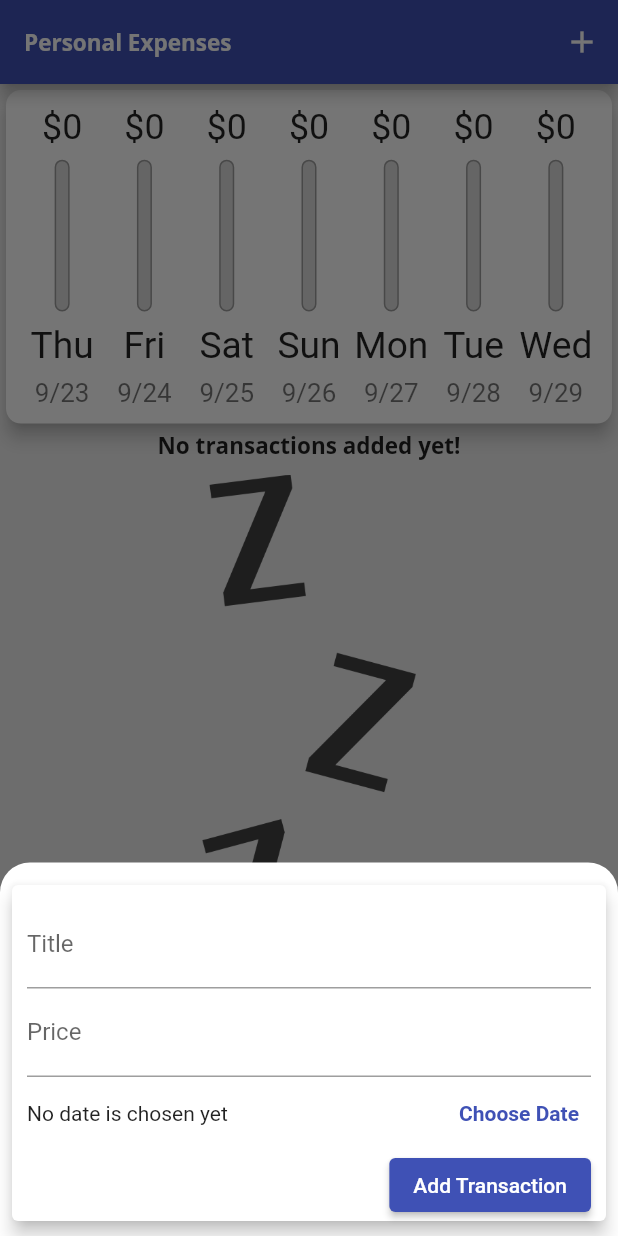
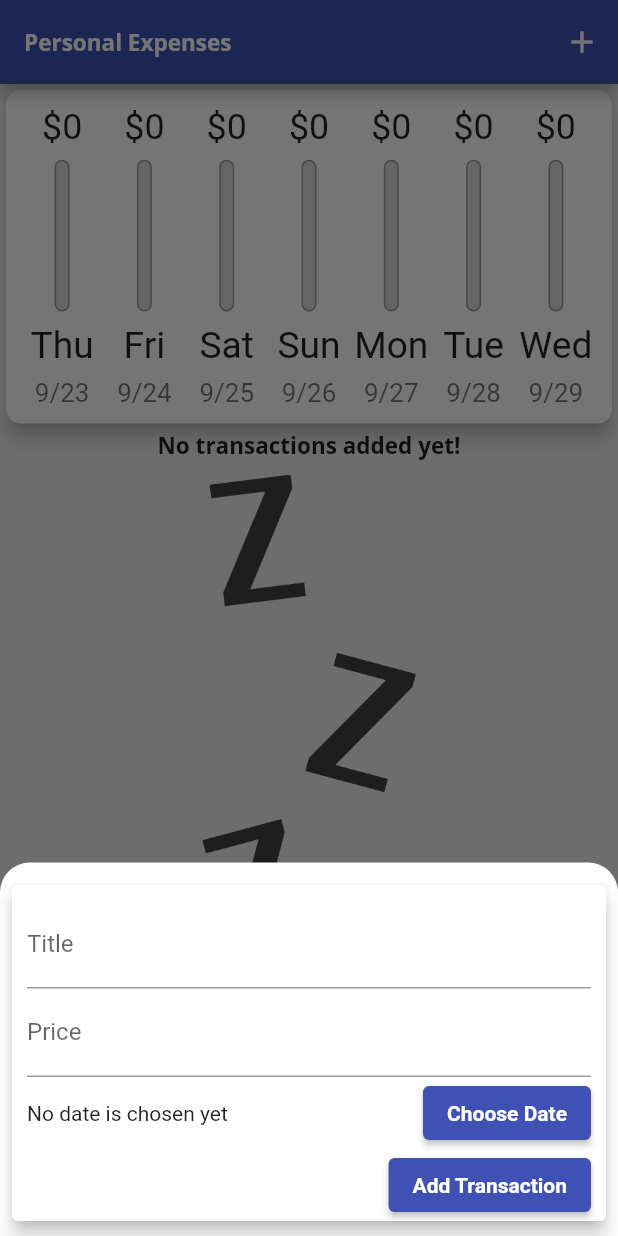
Before and after one commit to ZiadAlMoqamar/personal_expenses_app, a Flutter app: the screen it shows after launch, after a tap on the "add" icon, on a phone screen of 412 x 824 dp. Run offline on Flutter 3.47's test engine with Material 2 defaults, Android fonts, the phone set to English and light mode, and no system bars.

Commit message:
Adding adaptive flat button

```diff
--- /dev/null
+++ b/lib/components/adaptiveFlatButton.dart
@@ -0,0 +1,27 @@
+import 'dart:io';
+
+import 'package:flutter/cupertino.dart';
+import 'package:flutter/material.dart';
+
+class AdaptiveFlatButton extends StatelessWidget {
+  final String text;
+  final VoidCallback handler;
+  AdaptiveFlatButton({required this.text, required this.handler});
+
+  @override
+  Widget build(BuildContext context) {
+    return Platform.isIOS
+        ? CupertinoButton(
+            child: Text(
+              text,
+              style: TextStyle(fontWeight: FontWeight.bold),
+            ),
+            onPressed: handler)
+        : ElevatedButton(
+            onPressed: handler,
+            child: Text(
+              text,
+              style: TextStyle(fontWeight: FontWeight.bold),
+            ));
+  }
+}
--- a/lib/components/newTransaction.dart
+++ b/lib/components/newTransaction.dart
@@ -1,4 +1,5 @@
 import 'package:flutter/material.dart';
+import 'package:personal_expenses_app/components/adaptiveFlatButton.dart';
 import '../classes/transaction.dart';
 import 'package:intl/intl.dart';
 
@@ -89,16 +90,11 @@
                         ? 'No date is chosen yet'
                         : 'Picked Date: ${DateFormat.yMd().format(selectedDate!)}',
                   )),
-                  TextButton(
-                      onPressed: openDatePicker,
-                      child: Text('Choose Date',
-                          style: TextStyle(fontWeight: FontWeight.bold)))
+                  AdaptiveFlatButton(
+                      text: 'Choose Date', handler: openDatePicker)
                 ],
               ),
-              ElevatedButton(
-                onPressed: submitData,
-                child: Text('Add Transaction'),
-              )
+              AdaptiveFlatButton(text: 'Add Transaction', handler: submitData)
             ],
           ),
         ),
```
